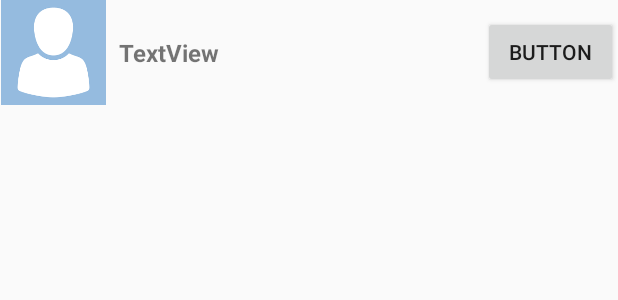
After one commit to Hpark11/MediaBookmark, an Android app: the layout inflator_followinfo.xml on its own in the app's theme, with its tools: preview values and no code run, on a phone screen of 412 x 824 dp. The commit adds this screen. Shown: the top 300 px of the screen. Run offline under Robolectric (Android 15) with nearby library versions, the phone set to English and light mode, and no system bars.

```diff
--- a/app/src/main/java/hpark/instagramfollowers_prototype/activity/FollowInfoActivity.java
+++ b/app/src/main/java/hpark/instagramfollowers_prototype/activity/FollowInfoActivity.java
@@ -16,6 +16,7 @@ import java.util.ArrayList;
 import java.util.HashMap;
 
 import hpark.instagramfollowers_prototype.R;
+import hpark.instagramfollowers_prototype.adapter.FollowInfoAdapter;
 
 /**
  * Created by hpark_ipl on 2017. 7. 5..
@@ -66,7 +67,7 @@ public class FollowInfoActivity extends AppCompatActivity {
     public static final String TAG_FULL_NAME = "full_name";
 
     private void setImageGridAdapter() {
-        lvRelationShipAllUser.setAdapter(new RelationShipAdapter(context, usersInfo));
+        followInfoListView.setAdapter(new FollowInfoAdapter(context, usersInfo));
     }
 
     private void getAllMediaImages() {
--- a/app/src/main/java/hpark/instagramfollowers_prototype/util/ImageCache.java
+++ b/app/src/main/java/hpark/instagramfollowers_prototype/util/ImageCache.java
@@ -62,7 +62,7 @@ public class ImageCache {
 
     private void checkSize() {
         Log.i(TAG, "cache size="+size+" length="+cache.size());
-        if(size>limit){
+        if(size > limit){
             //least recently accessed item will be the first one iterated
             Iterator<Map.Entry<String, Bitmap>> iter = cache.entrySet().iterator();
             while(iter.hasNext()){
--- /dev/null
+++ b/app/src/main/res/layout/inflator_followinfo.xml
@@ -0,0 +1,38 @@
+<?xml version="1.0" encoding="utf-8"?>
+<LinearLayout xmlns:android="http://schemas.android.com/apk/res/android"
+    xmlns:app="http://schemas.android.com/apk/res-auto"
+    android:orientation="vertical" android:layout_width="match_parent"
+    android:layout_height="match_parent">
+
+    <LinearLayout
+        android:layout_width="match_parent"
+        android:layout_height="wrap_content"
+        android:orientation="horizontal">
+
+        <ImageView
+            android:id="@+id/userImageView"
+            android:layout_width="70dp"
+            android:layout_height="70dp"
+            android:layout_weight="1"
+            app:srcCompat="@drawable/placeholder" />
+
+        <TextView
+            android:id="@+id/userIdTextView"
+            android:layout_width="wrap_content"
+            android:layout_height="wrap_content"
+            android:layout_gravity="center"
+            android:layout_weight="100"
+            android:paddingLeft="8dp"
+            android:text="TextView"
+            android:textSize="16sp"
+            android:textStyle="bold" />
+
+        <Button
+            android:id="@+id/followButton"
+            android:layout_width="wrap_content"
+            android:layout_height="wrap_content"
+            android:layout_gravity="center"
+            android:layout_weight="1"
+            android:text="Button" />
+    </LinearLayout>
+</LinearLayout>
```
Also changed, not shown: app/src/main/java/hpark/instagramfollowers_prototype/adapter/FollowInfoAdapter.java (+7 -5 lines), app/src/main/java/hpark/instagramfollowers_prototype/api/HttpRequestManager.java (added, +129 -0 lines), app/src/main/java/hpark/instagramfollowers_prototype/util/ImageManager.java (+9 -7 lines), app/src/main/res/drawable/placeholder.png (added).
